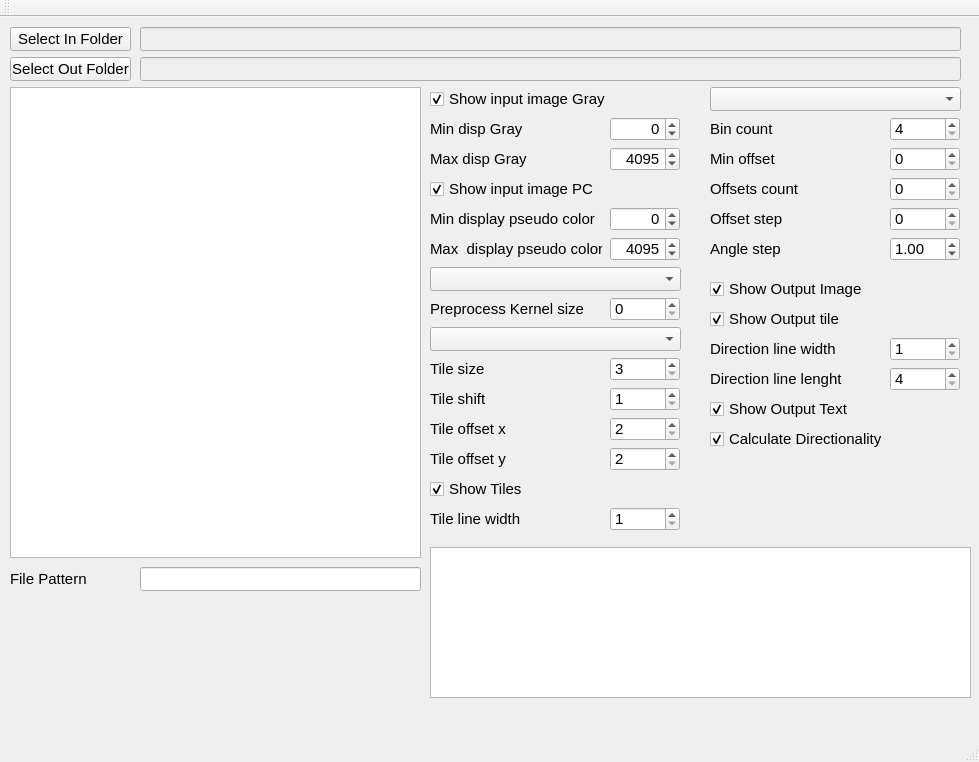
The window that mainwindow.ui (marcinkociolek/DirectionalityDetectionGui) describes before a commit, drawn with Qt 5.
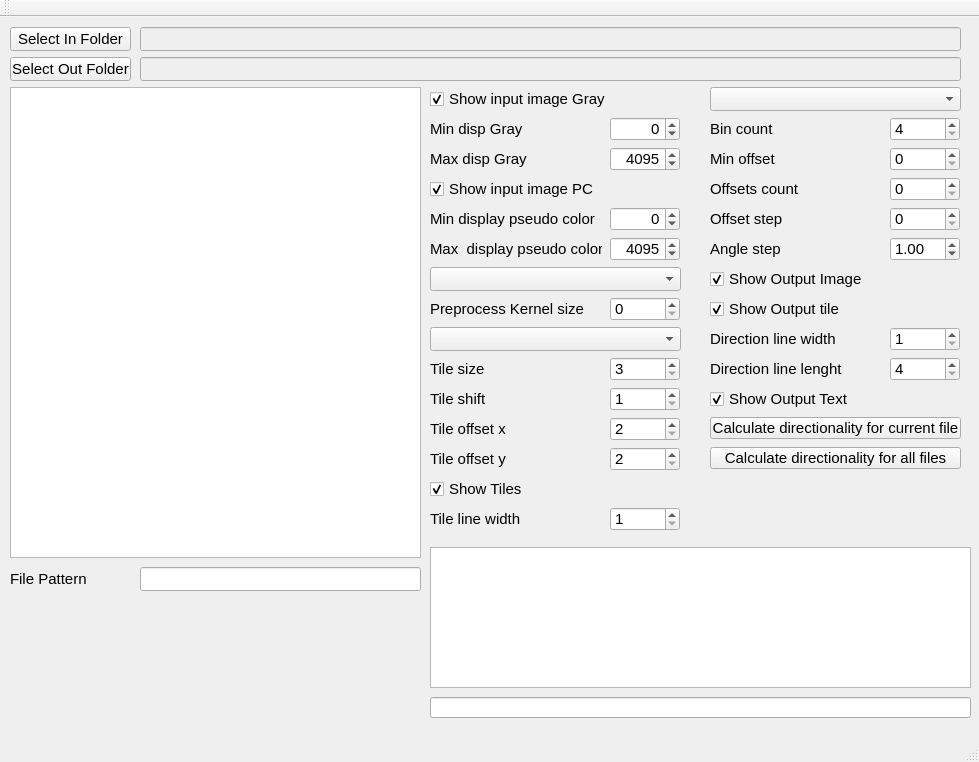
The same window after the commit.

```diff
--- a/mainwindow.ui
+++ b/mainwindow.ui
@@ -474,7 +474,7 @@
     <property name="geometry">
      <rect>
       <x>710</x>
-      <y>260</y>
+      <y>250</y>
       <width>181</width>
       <height>24</height>
      </rect>
@@ -490,7 +490,7 @@
     <property name="geometry">
      <rect>
       <x>710</x>
-      <y>320</y>
+      <y>310</y>
       <width>172</width>
       <height>24</height>
      </rect>
@@ -605,7 +605,7 @@
     <property name="geometry">
      <rect>
       <x>710</x>
-      <y>350</y>
+      <y>340</y>
       <width>172</width>
       <height>24</height>
      </rect>
@@ -719,7 +719,7 @@
     <property name="geometry">
      <rect>
       <x>890</x>
-      <y>320</y>
+      <y>310</y>
       <width>70</width>
       <height>24</height>
      </rect>
@@ -740,7 +740,7 @@
     <property name="geometry">
      <rect>
       <x>890</x>
-      <y>350</y>
+      <y>340</y>
       <width>70</width>
       <height>24</height>
      </rect>
@@ -894,27 +894,11 @@
      <string>&lt;html&gt;&lt;head/&gt;&lt;body&gt;&lt;p&gt;File Pattern&lt;/p&gt;&lt;/body&gt;&lt;/html&gt;</string>
     </property>
    </widget>
-   <widget class="QCheckBox" name="CheckBoxCalculateDirectionality">
-    <property name="geometry">
-     <rect>
-      <x>710</x>
-      <y>410</y>
-      <width>181</width>
-      <height>24</height>
-     </rect>
-    </property>
-    <property name="text">
-     <string>Calculate Directionality</string>
-    </property>
-    <property name="checked">
-     <bool>true</bool>
-    </property>
-   </widget>
    <widget class="QCheckBox" name="CheckBoxShowOutputText">
     <property name="geometry">
      <rect>
       <x>710</x>
-      <y>380</y>
+      <y>370</y>
       <width>181</width>
       <height>24</height>
      </rect>
@@ -930,7 +914,7 @@
     <property name="geometry">
      <rect>
       <x>710</x>
-      <y>290</y>
+      <y>280</y>
       <width>181</width>
       <height>24</height>
      </rect>
@@ -948,7 +932,43 @@
       <x>430</x>
       <y>530</y>
       <width>541</width>
-      <height>151</height>
+      <height>141</height>
+     </rect>
+    </property>
+   </widget>
+   <widget class="QPushButton" name="pushButtonCalculateDorectionality">
+    <property name="geometry">
+     <rect>
+      <x>710</x>
+      <y>400</y>
+      <width>251</width>
+      <height>22</height>
+     </rect>
+    </property>
+    <property name="text">
+     <string>Calculate directionality for current file</string>
+    </property>
+   </widget>
+   <widget class="QPushButton" name="pushButtonCalculateDirectionalityForAll">
+    <property name="geometry">
+     <rect>
+      <x>710</x>
+      <y>430</y>
+      <width>251</width>
+      <height>22</height>
+     </rect>
+    </property>
+    <property name="text">
+     <string>Calculate directionality for all files</string>
+    </property>
+   </widget>
+   <widget class="QLineEdit" name="lineEditCurrentFile">
+    <property name="geometry">
+     <rect>
+      <x>430</x>
+      <y>680</y>
+      <width>541</width>
+      <height>21</height>
      </rect>
     </property>
    </widget>
```
